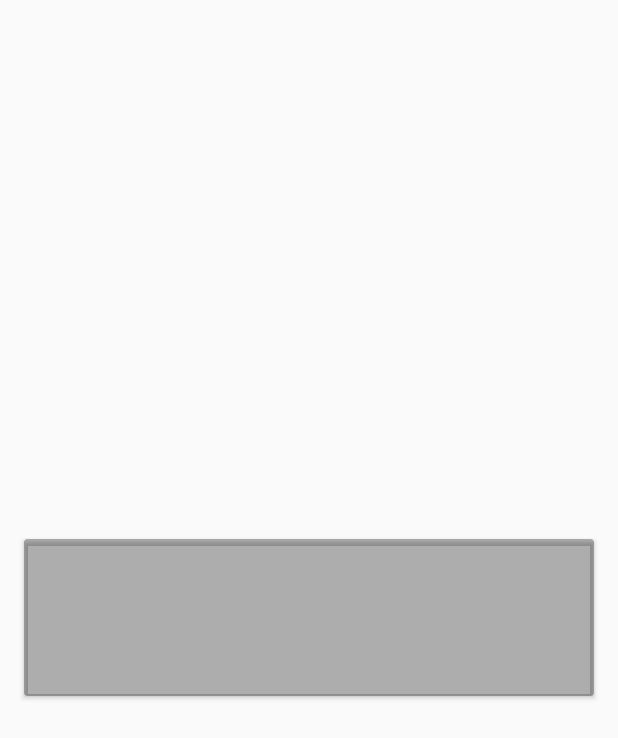
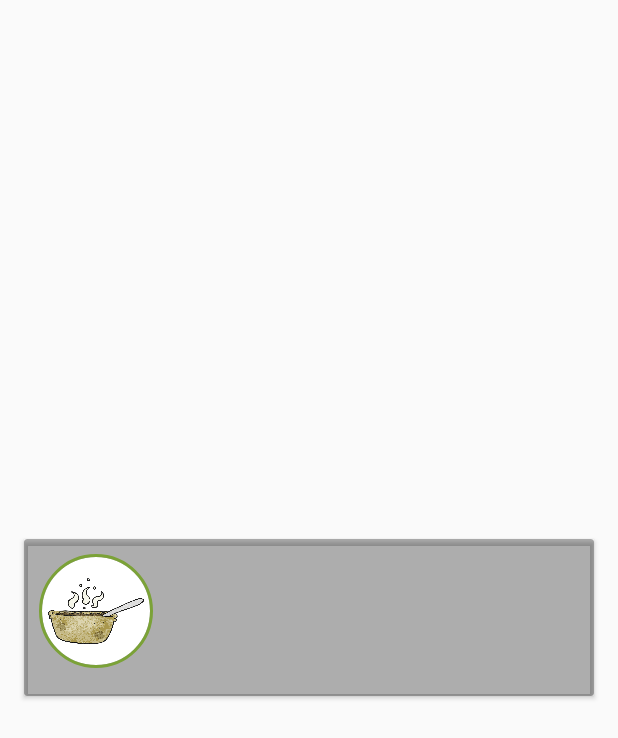
Before and after one commit to AhmedNader65/BakingTime, an Android app: the layout fragment_recipe.xml on its own in the app's theme, with its tools: preview values and no code run, on a phone screen of 412 x 824 dp. Shown: the top 738 px of the screen. Run offline under Robolectric (Android 15) with nearby library versions, the phone set to English and light mode, and no system bars; network calls fail.

Commit message:
add imageView to recipes item

```diff
--- a/app/build.gradle
+++ b/app/build.gradle
@@ -38,6 +38,8 @@ dependencies {
     compile 'com.squareup.picasso:picasso:2.5.2'
     compile 'com.danikula:videocache:2.7.0'
     compile 'com.android.support.test.espresso:espresso-idling-resource:2.2.2'
+    compile 'de.hdodenhof:circleimageview:2.1.0'
+
     testCompile 'junit:junit:4.12'
     androidTestCompile 'com.android.support:support-annotations:25.3.1'
     androidTestCompile 'com.android.support.test.espresso:espresso-core:2.2.2'
--- a/app/src/main/res/layout/fragment_recipe.xml
+++ b/app/src/main/res/layout/fragment_recipe.xml
@@ -7,7 +7,15 @@
     card_view:cardBackgroundColor="#4f000000"
     android:layout_gravity="center"
     android:layout_marginBottom="20dp">
-
+    <de.hdodenhof.circleimageview.CircleImageView
+        android:padding="10dp"
+        xmlns:app="http://schemas.android.com/apk/res-auto"
+        android:id="@+id/recipe_image"
+        android:layout_width="96dp"
+        android:layout_height="96dp"
+        android:src="@drawable/recipe_default_img"
+        app:civ_border_width="2dp"
+        app:civ_border_color="@color/colorPrimary"/>
     <TextView
         android:id="@+id/name_rec"
         android:layout_width="match_parent"
```
Also changed, not shown: app/src/main/java/mrerror/bakingtime/adapters/MyRecipeRecyclerViewAdapter.java (+12 -10 lines), app/src/main/res/drawable/recipe_default_img.jpg (added).
